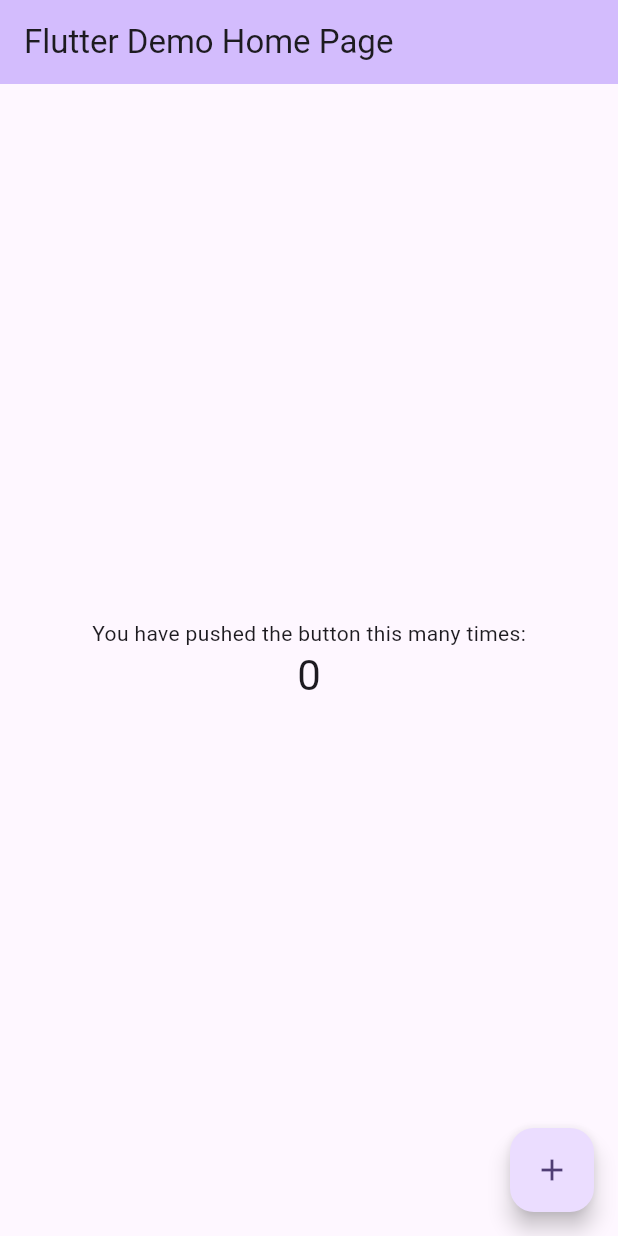
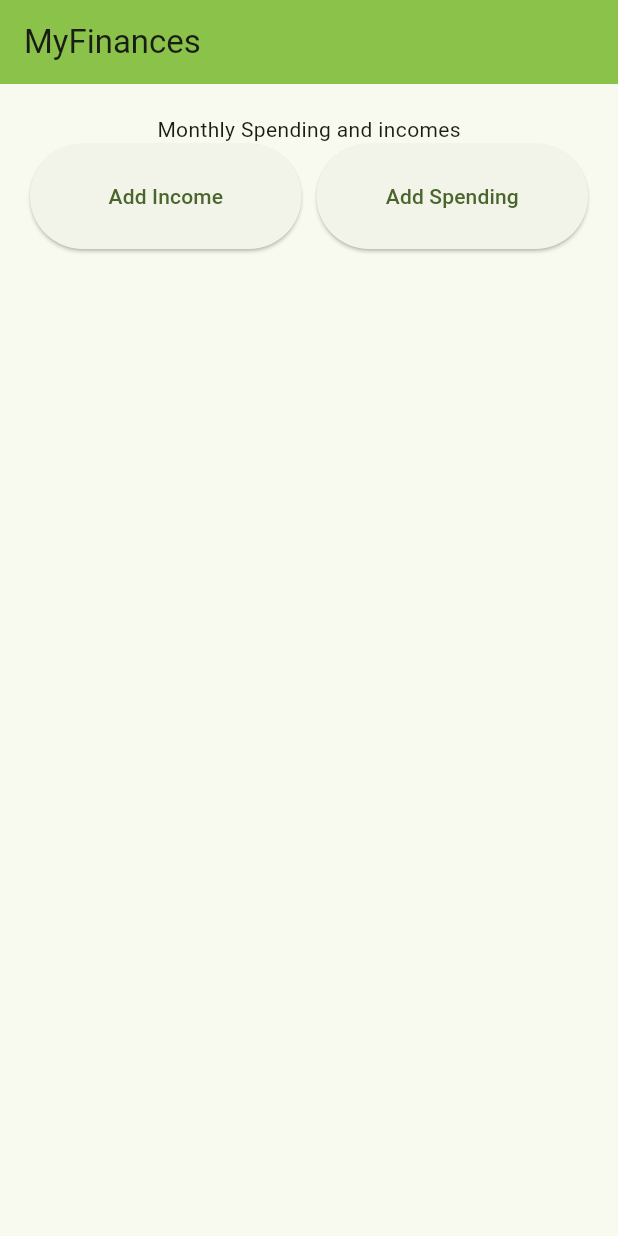
Before and after one commit to Flugeeer/MyFinancesApp, a Flutter app: the screen it shows after launch, on a phone screen of 412 x 824 dp. Run offline on Flutter 3.47's test engine with Material 3 defaults, Android fonts, the phone set to English and light mode, and no system bars.

Commit message:
Created a simple interface of mainmenu of your wallet with buttons between screens

```diff
--- a/lib/main.dart
+++ b/lib/main.dart
@@ -1,4 +1,6 @@
 import 'package:flutter/material.dart';
+import 'package:myfinancesapp/incomes.dart';
+import 'package:myfinancesapp/spendings.dart';
 
 void main() {
   runApp(const MyApp());
@@ -7,116 +9,114 @@ void main() {
 class MyApp extends StatelessWidget {
   const MyApp({super.key});
 
-  // This widget is the root of your application.
   @override
   Widget build(BuildContext context) {
     return MaterialApp(
       title: 'Flutter Demo',
       theme: ThemeData(
-        // This is the theme of your application.
-        //
-        // TRY THIS: Try running your application with "flutter run". You'll see
-        // the application has a purple toolbar. Then, without quitting the app,
-        // try changing the seedColor in the colorScheme below to Colors.green
-        // and then invoke "hot reload" (save your changes or press the "hot
-        // reload" button in a Flutter-supported IDE, or press "r" if you used
-        // the command line to start the app).
-        //
-        // Notice that the counter didn't reset back to zero; the application
-        // state is not lost during the reload. To reset the state, use hot
-        // restart instead.
-        //
-        // This works for code too, not just values: Most code changes can be
-        // tested with just a hot reload.
-        colorScheme: ColorScheme.fromSeed(seedColor: Colors.deepPurple),
+        colorScheme: ColorScheme.fromSeed(seedColor: Colors.lightGreen),
       ),
-      home: const MyHomePage(title: 'Flutter Demo Home Page'),
+      home: HomePage(title: 'My Finances'),
     );
   }
 }
 
-class MyHomePage extends StatefulWidget {
-  const MyHomePage({super.key, required this.title});
-
-  // This widget is the home page of your application. It is stateful, meaning
-  // that it has a State object (defined below) that contains fields that affect
-  // how it looks.
-
-  // This class is the configuration for the state. It holds the values (in this
-  // case the title) provided by the parent (in this case the App widget) and
-  // used by the build method of the State. Fields in a Widget subclass are
-  // always marked "final".
-
+class HomePage extends StatefulWidget {
+  HomePage({Key? key, required this.title}) : super(key: key);
   final String title;
 
   @override
-  State<MyHomePage> createState() => _MyHomePageState();
+  _HomePageState createState() => _HomePageState();
 }
 
-class _MyHomePageState extends State<MyHomePage> {
-  int _counter = 0;
+class SizeButton {
+  final double width = 20.0;
+  final double height = 20.0;
+}
 
-  void _incrementCounter() {
+class PieChartDataPoint {
+  final String label;
+  final double value;
+  final Color color;
+
+  PieChartDataPoint({
+    required this.label,
+    required this.value,
+    required this.color,
+  });
+}
+
+class _HomePageState extends State<HomePage> {
+  List<PieChartDataPoint> _chartData = [
+    PieChartDataPoint(label: 'Category A', value: 30, color: Colors.red),
+    PieChartDataPoint(label: 'Category B', value: 20, color: Colors.blue),
+    PieChartDataPoint(label: 'Category C', value: 50, color: Colors.green),
+  ];
+
+  void updateChartData() {
     setState(() {
-      // This call to setState tells the Flutter framework that something has
-      // changed in this State, which causes it to rerun the build method below
-      // so that the display can reflect the updated values. If we changed
-      // _counter without calling setState(), then the build method would not be
-      // called again, and so nothing would appear to happen.
-      _counter++;
+      _chartData = [
+        PieChartDataPoint(label: 'Category A', value: 40, color: Colors.red),
+        PieChartDataPoint(label: 'Category B', value: 25, color: Colors.blue),
+        PieChartDataPoint(label: 'Category C', value: 35, color: Colors.green),
+        PieChartDataPoint(label: 'Category D', value: 10, color: Colors.orange),
+      ];
     });
   }
 
   @override
   Widget build(BuildContext context) {
-    // This method is rerun every time setState is called, for instance as done
-    // by the _incrementCounter method above.
-    //
-    // The Flutter framework has been optimized to make rerunning build methods
-    // fast, so that you can just rebuild anything that needs updating rather
-    // than having to individually change instances of widgets.
     return Scaffold(
       appBar: AppBar(
-        // TRY THIS: Try changing the color here to a specific color (to
-        // Colors.amber, perhaps?) and trigger a hot reload to see the AppBar
-        // change color while the other colors stay the same.
-        backgroundColor: Theme.of(context).colorScheme.inversePrimary,
-        // Here we take the value from the MyHomePage object that was created by
-        // the App.build method, and use it to set our appbar title.
-        title: Text(widget.title),
+        title: Text('MyFinances'),
+        backgroundColor: Colors.lightGreen,
       ),
-      body: Center(
-        // Center is a layout widget. It takes a single child and positions it
-        // in the middle of the parent.
+      body: Padding(
+        padding: EdgeInsets.all(20.0),
         child: Column(
-          // Column is also a layout widget. It takes a list of children and
-          // arranges them vertically. By default, it sizes itself to fit its
-          // children horizontally, and tries to be as tall as its parent.
-          //
-          // Column has various properties to control how it sizes itself and
-          // how it positions its children. Here we use mainAxisAlignment to
-          // center the children vertically; the main axis here is the vertical
-          // axis because Columns are vertical (the cross axis would be
-          // horizontal).
-          //
-          // TRY THIS: Invoke "debug painting" (choose the "Toggle Debug Paint"
-          // action in the IDE, or press "p" in the console), to see the
-          // wireframe for each widget.
-          mainAxisAlignment: MainAxisAlignment.center,
-          children: <Widget>[
-            const Text('You have pushed the button this many times:'),
-            Text(
-              '$_counter',
-              style: Theme.of(context).textTheme.headlineMedium,
+          children: [
+            Text("Monthly Spending and incomes"),
+
+            Row(
+              //Buttons low
+              mainAxisAlignment: MainAxisAlignment.spaceEvenly,
+              children: [
+                Expanded(
+                  child: ElevatedButton(
+                    style: ElevatedButton.styleFrom(
+                      padding: EdgeInsets.symmetric(vertical: 25),
+                    ),
+                    onPressed: () {
+                      Navigator.push(
+                        context,
+                        MaterialPageRoute(builder: (context) => CreateIncome()),
+                      );
+                    },
+                    child: Text('Add Income'),
+                  ),
+                ),
+                SizedBox(width: 10.0),
+                Expanded(
+                  child: ElevatedButton(
+                    style: ElevatedButton.styleFrom(
+                      padding: EdgeInsets.symmetric(vertical: 25),
+                    ),
+                    onPressed: () {
+                      Navigator.push(
+                        context,
+                        MaterialPageRoute(
+                          builder: (context) => CreateSpendings(),
+                        ),
+                      );
+                    },
+                    child: Text('Add Spending'),
+                  ),
+                ),
+              ],
             ),
           ],
         ),
       ),
-      floatingActionButton: FloatingActionButton(
-        onPressed: _incrementCounter,
-        tooltip: 'Increment',
-        child: const Icon(Icons.add),
-      ), // This trailing comma makes auto-formatting nicer for build methods.
     );
   }
 }
```
